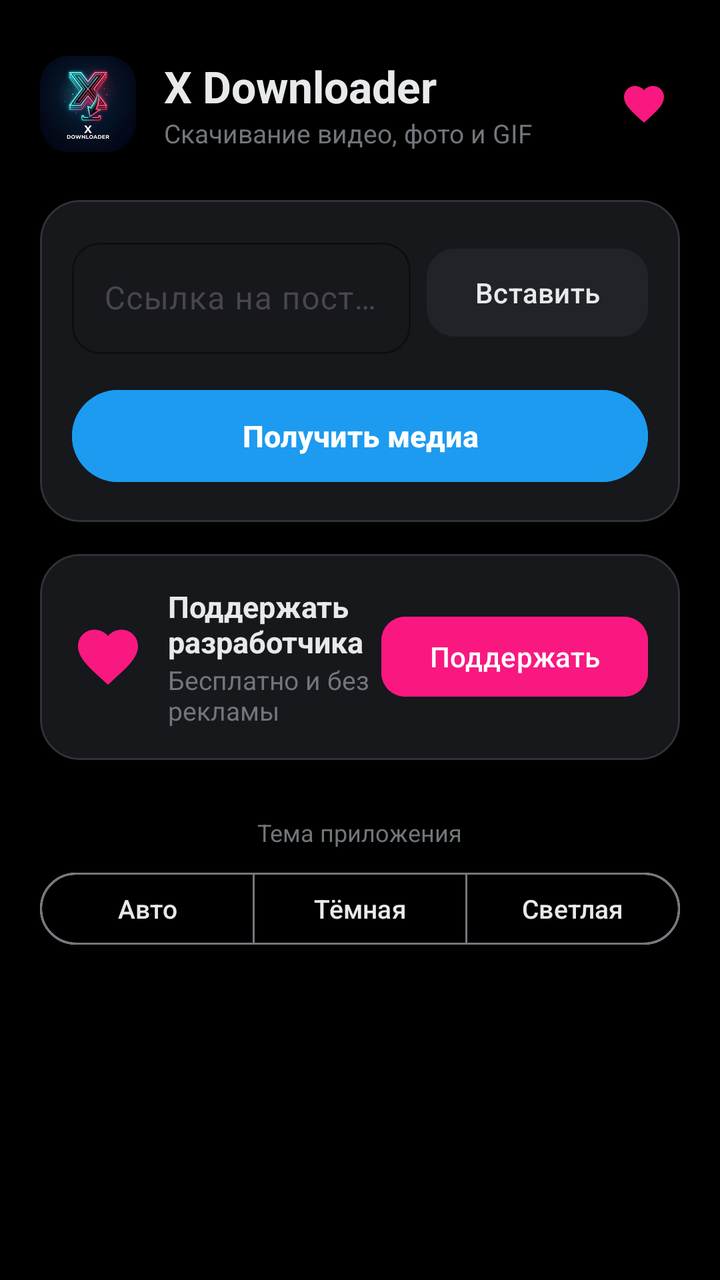
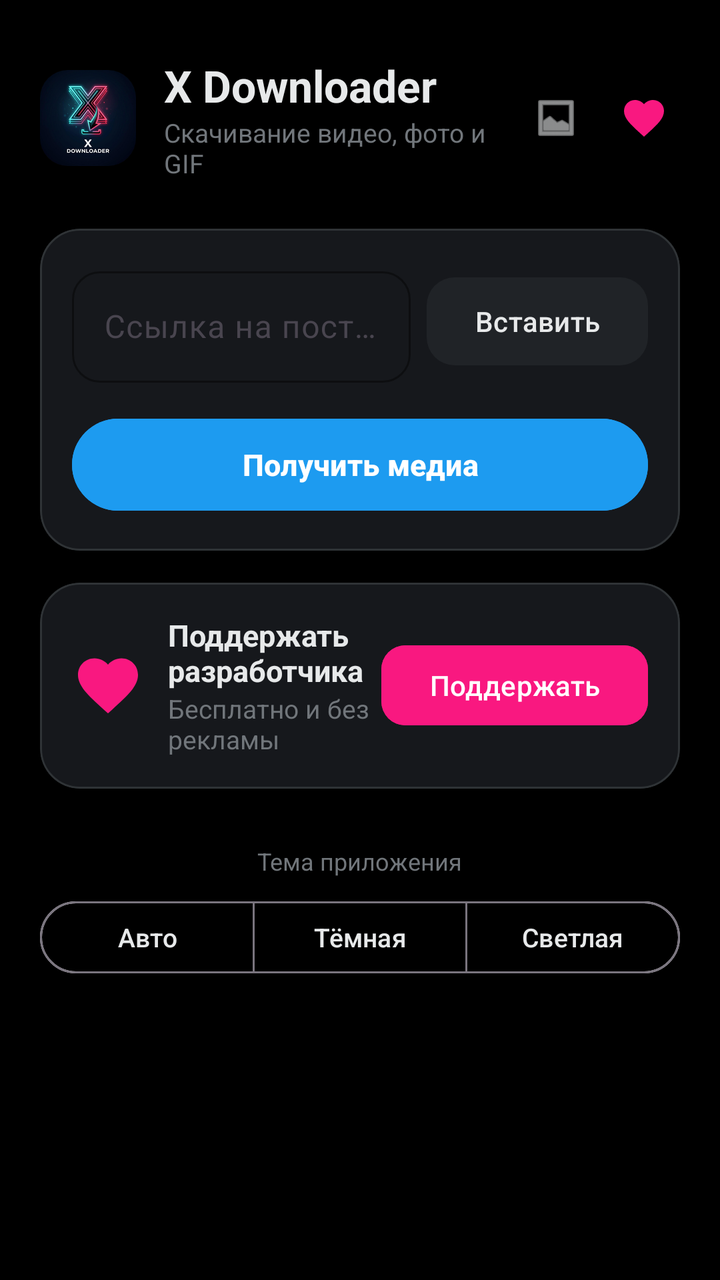

Two renders of the same Android screen: before a commit and after it. Below are the layout's source before the change and the commit's diff.
<!-- AndroidManifest.xml: application theme Theme.XDownloader -->
<!-- res/layout/activity_main.xml -->
<?xml version="1.0" encoding="utf-8"?>
<androidx.coordinatorlayout.widget.CoordinatorLayout 
    xmlns:android="http://schemas.android.com/apk/res/android"
    xmlns:app="http://schemas.android.com/apk/res-auto"
    xmlns:tools="http://schemas.android.com/tools"
    android:layout_width="match_parent"
    android:layout_height="match_parent"
    android:background="@color/background_dark">

    <androidx.core.widget.NestedScrollView
        android:layout_width="match_parent"
        android:layout_height="match_parent"
        android:fillViewport="true">

        <LinearLayout
            android:layout_width="match_parent"
            android:layout_height="wrap_content"
            android:orientation="vertical"
            android:paddingHorizontal="20dp"
            android:paddingTop="28dp"
            android:paddingBottom="40dp">

            
            <LinearLayout
                android:layout_width="match_parent"
                android:layout_height="wrap_content"
                android:orientation="horizontal"
                android:gravity="center_vertical"
                android:layout_marginBottom="24dp">

                <com.google.android.material.imageview.ShapeableImageView
                    android:id="@+id/ivAppLogo"
                    android:layout_width="48dp"
                    android:layout_height="48dp"
                    android:src="@mipmap/ic_launcher"
                    android:contentDescription="X Downloader Logo"
                    app:shapeAppearanceOverlay="@style/ShapeAppearance.XDownloader.Logo" />

                <LinearLayout
                    android:layout_width="0dp"
                    android:layout_height="wrap_content"
                    android:layout_weight="1"
                    android:layout_marginStart="14dp"
                    android:orientation="vertical">

                    <TextView
                        android:id="@+id/tvAppTitle"
                        android:layout_width="wrap_content"
                        android:layout_height="wrap_content"
                        android:text="X Downloader"
                        android:textColor="@color/text_primary"
                        android:textSize="22sp"
                        android:textStyle="bold" />

                    <TextView
                        android:id="@+id/tvAppSubtitle"
                        android:layout_width="wrap_content"
                        android:layout_height="wrap_content"
                        android:text="Скачивание видео, фото и GIF"
                        android:textColor="@color/text_secondary"
                        android:textSize="13sp" />
                </LinearLayout>

                
                <com.google.android.material.button.MaterialButton
                    android:id="@+id/btnSupportHeader"
                    style="@style/Widget.Material3.Button.IconButton"
                    android:layout_width="44dp"
                    android:layout_height="44dp"
                    app:icon="@drawable/ic_heart"
                    app:iconTint="#F91880"
                    app:iconSize="24dp"
                    android:contentDescription="Поддержать автора" />
            </LinearLayout>

            
            <com.google.android.material.card.MaterialCardView
                android:id="@+id/cardInput"
                android:layout_width="match_parent"
                android:layout_height="wrap_content"
                app:cardCornerRadius="20dp"
                app:cardElevation="0dp"
                app:strokeWidth="1dp"
                app:strokeColor="#2F3336"
                app:cardBackgroundColor="@color/surface_dark"
                android:layout_marginBottom="16dp">

                <LinearLayout
                    android:layout_width="match_parent"
                    android:layout_height="wrap_content"
                    android:orientation="vertical"
                    android:padding="16dp">

                    <LinearLayout
                        android:layout_width="match_parent"
                        android:layout_height="wrap_content"
                        android:orientation="horizontal"
                        android:gravity="center_vertical">

                        <com.google.android.material.textfield.TextInputLayout
                            android:id="@+id/tilUrl"
                            android:layout_width="0dp"
                            android:layout_height="wrap_content"
                            android:layout_weight="1"
                            android:hint="Ссылка на пост в X (Twitter)..."
                            app:boxCornerRadiusTopStart="14dp"
                            app:boxCornerRadiusTopEnd="14dp"
                            app:boxCornerRadiusBottomStart="14dp"
                            app:boxCornerRadiusBottomEnd="14dp"
                            app:boxStrokeColor="@color/primary"
                            app:hintTextColor="@color/text_secondary"
                            style="@style/Widget.Material3.TextInputLayout.OutlinedBox">

                            <com.google.android.material.textfield.TextInputEditText
                                android:id="@+id/etUrl"
                                android:layout_width="match_parent"
                                android:layout_height="wrap_content"
                                android:singleLine="true"
                                android:textColor="@color/text_primary"
                                android:inputType="textUri" />
                        </com.google.android.material.textfield.TextInputLayout>

                        <com.google.android.material.button.MaterialButton
                            android:id="@+id/btnPaste"
                            android:layout_width="wrap_content"
                            android:layout_height="52dp"
                            android:layout_marginStart="8dp"
                            android:text="Вставить"
                            android:textColor="@color/text_primary"
                            app:cornerRadius="14dp"
                            app:backgroundTint="@color/surface_variant_dark"
                            style="@style/Widget.Material3.Button.TonalButton" />
                    </LinearLayout>

                    <com.google.android.material.button.MaterialButton
                        android:id="@+id/btnFind"
                        android:layout_width="match_parent"
                        android:layout_height="54dp"
                        android:layout_marginTop="14dp"
                        android:text="Получить медиа"
                        android:textSize="15sp"
                        android:textStyle="bold"
                        app:cornerRadius="27dp"
                        android:backgroundTint="@color/primary"
                        android:textColor="@color/white" />

                </LinearLayout>
            </com.google.android.material.card.MaterialCardView>

            
            <LinearLayout
                android:id="@+id/llLoading"
                android:layout_width="match_parent"
                android:layout_height="wrap_content"
                android:orientation="vertical"
                android:gravity="center"
                android:visibility="gone"
                android:paddingVertical="14dp">

                <com.google.android.material.progressindicator.LinearProgressIndicator
                    android:id="@+id/progressFetch"
                    android:layout_width="match_parent"
                    android:layout_height="wrap_content"
                    android:indeterminate="true"
                    app:indicatorColor="@color/primary"
                    app:trackColor="@color/surface_variant_dark"
                    app:trackCornerRadius="4dp" />

                <TextView
                    android:id="@+id/tvLoadingText"
                    android:layout_width="wrap_content"
                    android:layout_height="wrap_content"
                    android:layout_marginTop="10dp"
                    android:text="Анализ медиафайлов поста..."
                    android:textColor="@color/text_secondary"
                    android:textSize="13sp" />
            </LinearLayout>

            
            <com.google.android.material.card.MaterialCardView
                android:id="@+id/cardResult"
                android:layout_width="match_parent"
                android:layout_height="wrap_content"
                app:cardCornerRadius="20dp"
                app:cardElevation="0dp"
                app:strokeWidth="1dp"
                app:strokeColor="#2F3336"
                app:cardBackgroundColor="@color/surface_dark"
                android:visibility="gone"
                android:layout_marginBottom="16dp"
                tools:visibility="visible">

                <LinearLayout
                    android:layout_width="match_parent"
                    android:layout_height="wrap_content"
                    android:orientation="vertical"
                    android:padding="16dp">

                    
                    <LinearLayout
                        android:layout_width="match_parent"
                        android:layout_height="wrap_content"
                        android:orientation="horizontal"
                        android:gravity="center_vertical"
                        android:layout_marginBottom="6dp">

                        <TextView
                            android:id="@+id/tvAuthorName"
                            android:layout_width="wrap_content"
                            android:layout_height="wrap_content"
                            android:text="Имя Автора"
                            android:textColor="@color/text_primary"
                            android:textSize="15sp"
                            android:textStyle="bold" />

                        <TextView
                            android:id="@+id/tvAuthorHandle"
                            android:layout_width="wrap_content"
                            android:layout_height="wrap_content"
                            android:layout_marginStart="8dp"
                            android:text="@handle"
                            android:textColor="@color/text_secondary"
                            android:textSize="13sp" />
                    </LinearLayout>

                    <TextView
                        android:id="@+id/tvTweetText"
                        android:layout_width="match_parent"
                        android:layout_height="wrap_content"
                        android:text="Текст публикации в X..."
                        android:textColor="@color/text_primary"
                        android:textSize="14sp"
                        android:maxLines="3"
                        android:ellipsize="end"
                        android:layout_marginBottom="12dp" />

                    
                    <FrameLayout
                        android:layout_width="match_parent"
                        android:layout_height="220dp"
                        android:layout_marginBottom="16dp">

                        <com.google.android.material.imageview.ShapeableImageView
                            android:id="@+id/ivPreview"
                            android:layout_width="match_parent"
                            android:layout_height="match_parent"
                            android:scaleType="centerCrop"
                            android:background="@color/surface_variant_dark"
                            app:shapeAppearanceOverlay="@style/ShapeAppearance.XDownloader.Input" />

                        <TextView
                            android:id="@+id/tvBadgeType"
                            android:layout_width="wrap_content"
                            android:layout_height="wrap_content"
                            android:layout_gravity="top|end"
                            android:layout_margin="10dp"
                            android:paddingHorizontal="10dp"
                            android:paddingVertical="4dp"
                            android:background="@drawable/badge_background"
                            android:text="ВИДЕО"
                            android:textColor="@color/white"
                            android:textStyle="bold"
                            android:textSize="12sp" />
                    </FrameLayout>

                    
                    <TextView
                        android:layout_width="wrap_content"
                        android:layout_height="wrap_content"
                        android:text="Выберите формат скачивания:"
                        android:textColor="@color/text_secondary"
                        android:textSize="13sp"
                        android:textStyle="bold"
                        android:layout_marginBottom="8dp" />

                    
                    <RadioGroup
                        android:id="@+id/rgFormats"
                        android:layout_width="match_parent"
                        android:layout_height="wrap_content"
                        android:orientation="vertical"
                        android:layout_marginBottom="10dp" />

                    <TextView
                        android:id="@+id/tvGifNotice"
                        android:layout_width="match_parent"
                        android:layout_height="wrap_content"
                        android:text="💡 Формат GIF: сохраняет видео в виде зацикленной анимации .gif без звука, готовой для Telegram, WhatsApp и галереи."
                        android:textColor="#00D2FF"
                        android:textSize="12sp"
                        android:visibility="gone"
                        android:padding="10dp"
                        android:background="#151D9BF0"
                        android:layout_marginBottom="12dp" />

                    
                    <com.google.android.material.button.MaterialButton
                        android:id="@+id/btnDownload"
                        android:layout_width="match_parent"
                        android:layout_height="54dp"
                        android:text="Скачать видео"
                        android:textSize="15sp"
                        android:textStyle="bold"
                        app:cornerRadius="27dp"
                        android:backgroundTint="@color/primary"
                        android:textColor="@color/white" />

                    
                    <LinearLayout
                        android:layout_width="match_parent"
                        android:layout_height="wrap_content"
                        android:layout_marginTop="12dp"
                        android:orientation="horizontal">

                        <com.google.android.material.button.MaterialButton
                            android:id="@+id/btnViewVideo"
                            style="@style/Widget.Material3.Button.TonalButton"
                            android:layout_width="0dp"
                            android:layout_height="48dp"
                            android:layout_marginEnd="6dp"
                            android:layout_weight="1"
                            android:text="В галерею"
                            android:textColor="@color/text_primary"
                            android:textSize="13sp"
                            app:backgroundTint="@color/surface_variant_dark"
                            app:cornerRadius="20dp" />

                        <com.google.android.material.button.MaterialButton
                            android:id="@+id/btnShare"
                            style="@style/Widget.Material3.Button.TonalButton"
                            android:layout_width="0dp"
                            android:layout_height="48dp"
                            android:layout_marginStart="6dp"
                            android:layout_weight="1"
                            android:text="Поделиться"
                            android:textColor="@color/text_primary"
                            android:textSize="13sp"
                            app:backgroundTint="@color/surface_variant_dark"
                            app:cornerRadius="20dp" />
                    </LinearLayout>

                    
                    <LinearLayout
                        android:id="@+id/layoutStatus"
                        android:layout_width="match_parent"
                        android:layout_height="wrap_content"
                        android:orientation="vertical"
                        android:gravity="center"
                        android:visibility="gone"
                        android:layout_marginTop="14dp">

                        <com.google.android.material.progressindicator.LinearProgressIndicator
                            android:id="@+id/progressDownload"
                            android:layout_width="match_parent"
                            android:layout_height="wrap_content"
                            app:indicatorColor="@color/primary"
                            app:trackColor="@color/surface_variant_dark"
                            app:trackCornerRadius="4dp" />

                        <TextView
                            android:id="@+id/tvStatus"
                            android:layout_width="match_parent"
                            android:layout_height="wrap_content"
                            android:layout_marginTop="8dp"
                            android:gravity="center"
                            android:text="Подготовка..."
                            android:textColor="@color/text_secondary"
                            android:textSize="13sp" />
                    </LinearLayout>

                </LinearLayout>
            </com.google.android.material.card.MaterialCardView>

            
            <com.google.android.material.card.MaterialCardView
                android:id="@+id/cardSupport"
                android:layout_width="match_parent"
                android:layout_height="wrap_content"
                app:cardCornerRadius="20dp"
                app:strokeWidth="1dp"
                app:strokeColor="#2F3336"
                app:cardBackgroundColor="@color/surface_dark"
                android:layout_marginBottom="20dp">

                <LinearLayout
                    android:layout_width="match_parent"
                    android:layout_height="wrap_content"
                    android:orientation="horizontal"
                    android:gravity="center_vertical"
                    android:padding="16dp">

                    <ImageView
                        android:layout_width="36dp"
                        android:layout_height="36dp"
                        android:src="@drawable/ic_heart"
                        app:tint="#F91880"
                        android:contentDescription="Heart" />

                    <LinearLayout
                        android:layout_width="0dp"
                        android:layout_height="wrap_content"
                        android:layout_weight="1"
                        android:layout_marginStart="12dp"
                        android:orientation="vertical">

                        <TextView
                            android:layout_width="wrap_content"
                            android:layout_height="wrap_content"
                            android:text="Поддержать разработчика"
                            android:textColor="@color/text_primary"
                            android:textSize="15sp"
                            android:textStyle="bold" />

                        <TextView
                            android:layout_width="wrap_content"
                            android:layout_height="wrap_content"
                            android:text="Бесплатно и без рекламы"
                            android:textColor="@color/text_secondary"
                            android:textSize="13sp" />
                    </LinearLayout>

                    <com.google.android.material.button.MaterialButton
                        android:id="@+id/btnSupport"
                        android:layout_width="wrap_content"
                        android:layout_height="wrap_content"
                        android:text="Поддержать"
                        app:cornerRadius="12dp"
                        android:backgroundTint="#F91880"
                        android:textColor="@color/white" />
                </LinearLayout>
            </com.google.android.material.card.MaterialCardView>

            
            <LinearLayout
                android:layout_width="match_parent"
                android:layout_height="wrap_content"
                android:orientation="vertical"
                android:gravity="center_horizontal"
                android:layout_marginTop="8dp">

                <TextView
                    android:layout_width="wrap_content"
                    android:layout_height="wrap_content"
                    android:text="Тема приложения"
                    android:textColor="@color/text_secondary"
                    android:textSize="12sp"
                    android:layout_marginBottom="8dp" />

                <com.google.android.material.button.MaterialButtonToggleGroup
                    android:id="@+id/toggleThemeGroup"
                    android:layout_width="match_parent"
                    android:layout_height="wrap_content"
                    app:singleSelection="true"
                    app:selectionRequired="true">

                    <com.google.android.material.button.MaterialButton
                        android:id="@+id/btnThemeAuto"
                        style="@style/Widget.Material3.Button.OutlinedButton"
                        android:layout_width="0dp"
                        android:layout_height="44dp"
                        android:layout_weight="1"
                        android:text="Авто"
                        android:textSize="13sp"
                        android:textColor="@color/text_primary" />

                    <com.google.android.material.button.MaterialButton
                        android:id="@+id/btnThemeDark"
                        style="@style/Widget.Material3.Button.OutlinedButton"
                        android:layout_width="0dp"
                        android:layout_height="44dp"
                        android:layout_weight="1"
                        android:text="Тёмная"
                        android:textSize="13sp"
                        android:textColor="@color/text_primary" />

                    <com.google.android.material.button.MaterialButton
                        android:id="@+id/btnThemeLight"
                        style="@style/Widget.Material3.Button.OutlinedButton"
                        android:layout_width="0dp"
                        android:layout_height="44dp"
                        android:layout_weight="1"
                        android:text="Светлая"
                        android:textSize="13sp"
                        android:textColor="@color/text_primary" />

                </com.google.android.material.button.MaterialButtonToggleGroup>
            </LinearLayout>

        </LinearLayout>
    </androidx.core.widget.NestedScrollView>

</androidx.coordinatorlayout.widget.CoordinatorLayout>
<!-- resources referenced by this layout -->
<resources>
  <color name="background_dark">#000000</color>
  <color name="primary">#1D9BF0</color>
  <color name="surface_dark">#16181C</color>
  <color name="surface_variant_dark">#202327</color>
  <color name="text_primary">#E7E9EA</color>
  <color name="text_secondary">#71767B</color>
  <color name="white">#FFFFFF</color>
  <!-- drawable badge_background (drawable) -->
  <?xml version="1.0" encoding="utf-8"?>
  <shape xmlns:android="http://schemas.android.com/apk/res/android"
      android:shape="rectangle">
      <corners android:radius="8dp" />
      <solid android:color="#CC000000" />
      <padding
          android:left="8dp"
          android:top="4dp"
          android:right="8dp"
          android:bottom="4dp" />
  </shape>
  <!-- drawable ic_heart (drawable) -->
  <vector xmlns:android="http://schemas.android.com/apk/res/android"
      android:width="24dp"
      android:height="24dp"
      android:viewportWidth="24"
      android:viewportHeight="24">
    <path
        android:fillColor="#FF4081"
        android:pathData="M12,21.35l-1.45,-1.32C5.4,15.36 2,12.28 2,8.5 2,5.42 4.42,3 7.5,3c1.74,0 3.41,0.81 4.5,2.09C13.09,3.81 14.76,3 16.5,3 19.58,3 22,5.42 22,8.5c0,3.78 -3.4,6.86 -8.55,11.54L12,21.35z"/>
  </vector>
  <!-- mipmap ic_launcher: png bitmap (mipmap-hdpi, 8681 bytes) -->
  <style name="ShapeAppearance.XDownloader.Input" parent="ShapeAppearance.Material3.Corner.Full">
          <item name="cornerSize">14dp</item>
      </style>
  <style name="ShapeAppearance.XDownloader.Logo" parent="ShapeAppearance.Material3.Corner.Full">
          <item name="cornerSize">14dp</item>
      </style>
  <style name="Theme.XDownloader" parent="Theme.Material3.DayNight.NoActionBar">
          <item name="colorPrimary">@color/primary</item>
          <item name="android:statusBarColor">@color/background_dark</item>
          <item name="android:windowLightStatusBar">false</item>
      </style>
</resources>

<!-- the commit's change to res/layout/activity_main.xml (unified diff, before → after) -->
@@ -60,6 +60,17 @@
                         android:textColor="@color/text_secondary"
                         android:textSize="13sp" />
                 </LinearLayout>
+
+                
+                <com.google.android.material.button.MaterialButton
+                    android:id="@+id/btnGallery"
+                    style="@style/Widget.Material3.Button.IconButton"
+                    android:layout_width="44dp"
+                    android:layout_height="44dp"
+                    android:contentDescription="@string/gallery_open"
+                    app:icon="@android:drawable/ic_menu_gallery"
+                    app:iconTint="@color/text_primary"
+                    app:iconSize="24dp" />
 
                 
                 <com.google.android.material.button.MaterialButton
<!-- resource entries referenced after the edit -->
@@ -30,6 +30,7 @@
         android:pathData="M12,21.35l-1.45,-1.32C5.4,15.36 2,12.28 2,8.5 2,5.42 4.42,3 7.5,3c1.74,0 3.41,0.81 4.5,2.09C13.09,3.81 14.76,3 16.5,3 19.58,3 22,5.42 22,8.5c0,3.78 -3.4,6.86 -8.55,11.54L12,21.35z"/>
   </vector>
   <!-- mipmap ic_launcher: png bitmap (mipmap-hdpi, 8681 bytes) -->
+  <string name="gallery_open">Мои загрузки</string>
   <style name="ShapeAppearance.XDownloader.Input" parent="ShapeAppearance.Material3.Corner.Full">
           <item name="cornerSize">14dp</item>
       </style>
